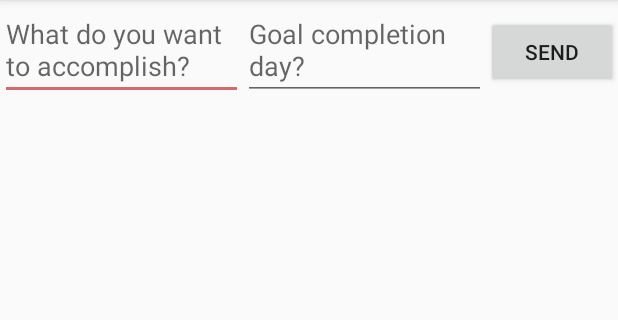
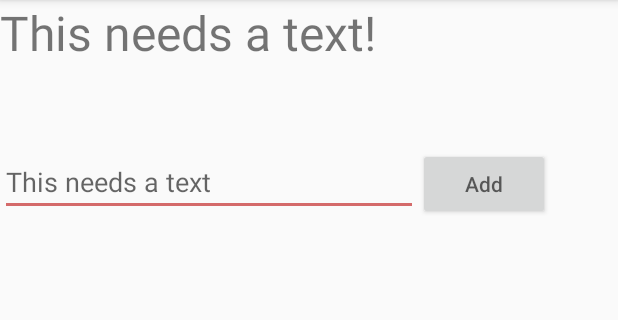
Before and after one commit to alisonhc/Path2Success, an Android app: the screen it shows after launch (MyActivity), on a phone screen of 412 x 824 dp, the part 84-404 px from its top. Run offline under Robolectric (Android 15) with nearby library versions, the phone set to English and light mode, and no system bars.

Commit message:
Update content_my.xml

```diff
--- a/Path2Success/src/main/res/layout/content_my.xml
+++ b/Path2Success/src/main/res/layout/content_my.xml
@@ -2,24 +2,33 @@
 <LinearLayout xmlns:android="http://schemas.android.com/apk/res/android"
     xmlns:app="http://schemas.android.com/apk/res-auto"
     xmlns:tools="http://schemas.android.com/tools"
-    android:orientation="horizontal"
+    android:orientation="vertical"
     android:layout_width="match_parent"
     android:layout_height="match_parent"
     app:layout_behavior="@string/appbar_scrolling_view_behavior"
+    android:weightSum="1"
     tools:showIn="@layout/activity_my">
+    <TextView
+        android:layout_width="421dp"
+        android:layout_height="0dp"
+        android:layout_weight="0.14"
+        android:text="This needs a text!"
+        android:textSize="32sp"/>
+    <LinearLayout
+        android:layout_width="match_parent"
+        android:layout_height="61dp"
+        android:weightSum="1">
     <EditText android:id="@+id/edit_message"
-        android:layout_weight="1"
-        android:layout_width="0dp"
-        android:layout_height="wrap_content"
-        android:hint="@string/edit_message" />
-    <EditText android:id="@+id/edit_message2"
-        android:layout_weight="1"
-        android:layout_width="0dp"
-        android:layout_height="wrap_content"
-        android:hint="@string/edit_message2" />
-    <Button
         android:layout_width="wrap_content"
         android:layout_height="wrap_content"
-        android:text="@string/button_send"
-        android:onClick="sendMessage"/>
+        android:hint="This needs a text"
+        android:layout_weight="0.75" />
+
+    <Button android:id="@+id/theButton"
+        android:layout_width="wrap_content"
+        android:layout_height="wrap_content"
+        android:hint="Add"
+        android:layout_gravity="center_horizontal"
+        android:onClick="addNewItem"/>
+    </LinearLayout>
 </LinearLayout>
```
